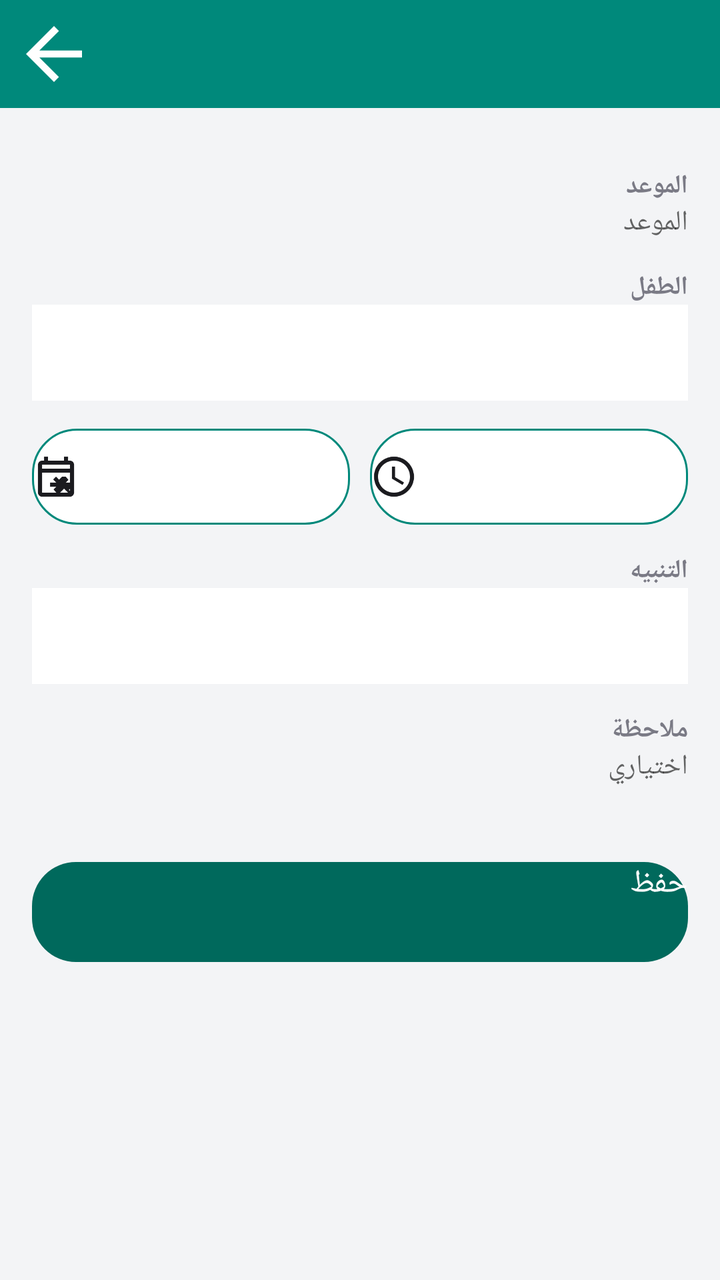
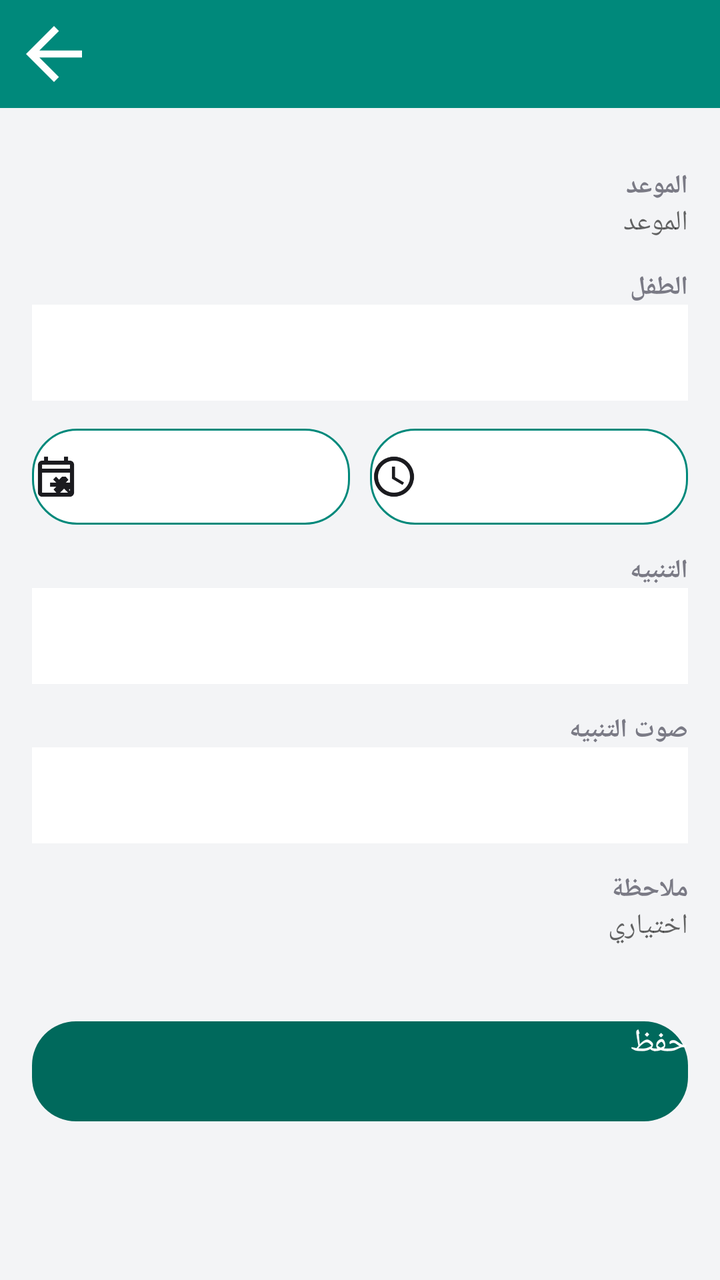

Screens rendered from an Android XML layout before and after an edit, with the pre-edit source and the edit as a unified diff.
<!-- AndroidManifest.xml: application theme AppTheme -->
<!-- res/layout/activity_edit.xml -->
<?xml version="1.0" encoding="utf-8"?>
<LinearLayout xmlns:android="http://schemas.android.com/apk/res/android"
    android:layout_width="match_parent"
    android:layout_height="match_parent"
    android:orientation="vertical"
    android:background="@color/bg"
    android:fitsSystemWindows="true"
    android:layoutDirection="rtl">

    <LinearLayout
        android:layout_width="match_parent"
        android:layout_height="wrap_content"
        android:orientation="horizontal"
        android:background="@color/primary"
        android:gravity="center_vertical"
        android:padding="6dp">

        <ImageButton
            android:id="@+id/back"
            android:layout_width="42dp"
            android:layout_height="42dp"
            android:background="#00000000"
            android:contentDescription="@string/cancel"
            android:src="@drawable/ic_back" />

        <TextView
            android:id="@+id/titleBar"
            android:layout_width="0dp"
            android:layout_height="wrap_content"
            android:layout_weight="1"
            android:gravity="center"
            android:textColor="@color/white"
            android:textSize="17sp"
            android:textStyle="bold" />
    </LinearLayout>

    <ScrollView
        android:layout_width="match_parent"
        android:layout_height="match_parent"
        android:fillViewport="true">

        <LinearLayout
            android:layout_width="match_parent"
            android:layout_height="wrap_content"
            android:orientation="vertical"
            android:padding="16dp">

            <TextView style="@style/lbl" android:text="@string/appt_title" />

            <EditText
                android:id="@+id/fTitle"
                android:layout_width="match_parent"
                android:layout_height="wrap_content"
                android:hint="@string/appt_title"
                android:importantForAutofill="no"
                android:inputType="textCapSentences"
                android:maxLines="2" />

            <TextView style="@style/lbl" android:text="@string/which_child" />

            <Spinner
                android:id="@+id/fChild"
                android:layout_width="match_parent"
                android:layout_height="48dp"
                android:background="@color/card" />

            <LinearLayout
                android:layout_width="match_parent"
                android:layout_height="wrap_content"
                android:layout_marginTop="14dp"
                android:orientation="horizontal">

                <Button
                    android:id="@+id/fDate"
                    android:layout_width="0dp"
                    android:layout_height="48dp"
                    android:layout_weight="1"
                    android:background="@drawable/bg_btn_line"
                    android:drawableStart="@drawable/ic_calendar"
                    android:drawablePadding="6dp"
                    android:textAllCaps="false"
                    android:textColor="@color/primary"
                    android:textSize="14sp" />

                <Button
                    android:id="@+id/fTime"
                    android:layout_width="0dp"
                    android:layout_height="48dp"
                    android:layout_marginStart="10dp"
                    android:layout_weight="1"
                    android:background="@drawable/bg_btn_line"
                    android:drawableStart="@drawable/ic_clock"
                    android:drawablePadding="6dp"
                    android:textAllCaps="false"
                    android:textColor="@color/primary"
                    android:textSize="14sp" />
            </LinearLayout>

            <TextView style="@style/lbl" android:text="@string/remind" />

            <Spinner
                android:id="@+id/fLead"
                android:layout_width="match_parent"
                android:layout_height="48dp"
                android:background="@color/card" />

            <TextView style="@style/lbl" android:text="@string/note" />

            <EditText
                android:id="@+id/fNote"
                android:layout_width="match_parent"
                android:layout_height="wrap_content"
                android:hint="@string/note_hint"
                android:importantForAutofill="no"
                android:inputType="textMultiLine|textCapSentences"
                android:minLines="2" />

            <Button
                android:id="@+id/save"
                android:layout_width="match_parent"
                android:layout_height="50dp"
                android:layout_marginTop="22dp"
                android:background="@drawable/bg_btn"
                android:text="@string/save"
                android:textAllCaps="false"
                android:textColor="@color/white"
                android:textSize="16sp" />

            <Button
                android:id="@+id/del"
                android:layout_width="match_parent"
                android:layout_height="50dp"
                android:layout_marginTop="8dp"
                android:background="@drawable/bg_btn_line"
                android:text="@string/del"
                android:textAllCaps="false"
                android:textColor="@color/danger"
                android:textSize="15sp"
                android:visibility="gone" />
        </LinearLayout>
    </ScrollView>
</LinearLayout>
<!-- resources referenced by this layout -->
<resources>
  <color name="bg">#FFF3F4F6</color>
  <color name="card">#FFFFFFFF</color>
  <color name="danger">#FFC62828</color>
  <color name="primary">#FF00897B</color>
  <color name="white">#FFFFFFFF</color>
  <!-- drawable bg_btn (drawable) -->
  <?xml version="1.0" encoding="utf-8"?>
  <shape xmlns:android="http://schemas.android.com/apk/res/android" android:shape="rectangle">
      <solid android:color="@color/primary_dark" />
      <corners android:radius="22dp" />
  </shape>
  <!-- drawable bg_btn_line (drawable) -->
  <?xml version="1.0" encoding="utf-8"?>
  <shape xmlns:android="http://schemas.android.com/apk/res/android" android:shape="rectangle">
      <solid android:color="@color/card" />
      <corners android:radius="22dp" />
      <stroke android:width="1dp" android:color="@color/primary" />
  </shape>
  <!-- drawable ic_back (drawable) -->
  <?xml version="1.0" encoding="utf-8"?>
  <vector xmlns:android="http://schemas.android.com/apk/res/android"
      android:width="24dp" android:height="24dp"
      android:viewportWidth="24" android:viewportHeight="24">
      <path android:fillColor="#FFFFFFFF" android:pathData="M20,11H7.83l5.59,-5.59L12,4l-8,8l8,8l1.41,-1.41L7.83,13H20V11z" />
  </vector>
  <!-- drawable ic_calendar (drawable) -->
  <?xml version="1.0" encoding="utf-8"?>
  <vector xmlns:android="http://schemas.android.com/apk/res/android"
      android:width="24dp" android:height="24dp"
      android:viewportWidth="24" android:viewportHeight="24">
      <path android:fillColor="#FF1B1B1F" android:pathData="M19,4h-1V2h-2v2H8V2H6v2H5C3.89,4 3.01,4.9 3.01,6L3,20c0,1.1 0.89,2 2,2h14c1.1,0 2,-0.9 2,-2V6C21,4.9 20.1,4 19,4zM19,20H5V10h14V20zM19,8H5V6h14V8zM12,12l-1.41,1.41L12.17,15H9v2h3.17l-1.41,1.41L12.17,20H14l2,-2l2,2h1.83l-1.41,-1.41L20,17v-2h-3.17l1.41,-1.41L16.83,12H15l-1.5,1.5L12,12z" />
  </vector>
  <!-- drawable ic_clock (drawable) -->
  <?xml version="1.0" encoding="utf-8"?>
  <vector xmlns:android="http://schemas.android.com/apk/res/android"
      android:width="24dp" android:height="24dp"
      android:viewportWidth="24" android:viewportHeight="24">
      <path android:fillColor="#FF1B1B1F" android:pathData="M11.99,2C6.47,2 2,6.48 2,12s4.47,10 9.99,10C17.52,22 22,17.52 22,12S17.52,2 11.99,2zM12,20c-4.42,0 -8,-3.58 -8,-8s3.58,-8 8,-8s8,3.58 8,8S16.42,20 12,20zM12.5,7H11v6l5.25,3.15l0.75,-1.23l-4.5,-2.67V7z" />
  </vector>
  <string name="appt_title">الموعد</string>
  <string name="cancel">إلغاء</string>
  <string name="del">حذف</string>
  <string name="note">ملاحظة</string>
  <string name="note_hint">اختياري</string>
  <string name="remind">التنبيه</string>
  <string name="save">حفظ</string>
  <string name="which_child">الطفل</string>
  <style name="lbl">
          <item name="android:layout_width">match_parent</item>
          <item name="android:layout_height">wrap_content</item>
          <item name="android:layout_marginTop">14dp</item>
          <item name="android:textColor">@color/text_dim</item>
          <item name="android:textSize">13sp</item>
          <item name="android:textStyle">bold</item>
      </style>
  <style name="AppTheme" parent="@android:style/Theme.Material.Light.NoActionBar">
          <item name="android:colorPrimary">@color/primary</item>
          <item name="android:colorPrimaryDark">@color/primary_dark</item>
          <item name="android:colorAccent">@color/primary</item>
          <item name="android:windowBackground">@color/bg</item>
          <item name="android:statusBarColor">@color/primary_dark</item>
      </style>
  <color name="primary_dark">#FF00695C</color>
  <color name="text_dim">#FF7A7A85</color>
</resources>

<!-- the commit's change to res/layout/activity_edit.xml (unified diff, before → after) -->
@@ -104,6 +104,14 @@
                 android:layout_height="48dp"
                 android:background="@color/card" />
 
+            <TextView style="@style/lbl" android:text="@string/sound" />
+
+            <Spinner
+                android:id="@+id/fSound"
+                android:layout_width="match_parent"
+                android:layout_height="48dp"
+                android:background="@color/card" />
+
             <TextView style="@style/lbl" android:text="@string/note" />
 
             <EditText
<!-- resource entries referenced after the edit -->
@@ -46,6 +46,7 @@
   <string name="note_hint">اختياري</string>
   <string name="remind">التنبيه</string>
   <string name="save">حفظ</string>
+  <string name="sound">صوت التنبيه</string>
   <string name="which_child">الطفل</string>
   <style name="lbl">
           <item name="android:layout_width">match_parent</item>
